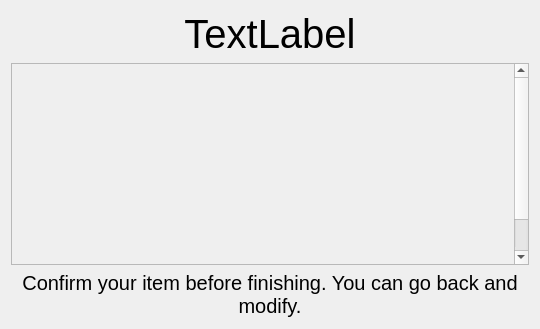
Qt form howdyCoder/ui/qtUiFiles/createDataSourceConfirmPage.ui (rmallow/howdyCoder) before a commit.
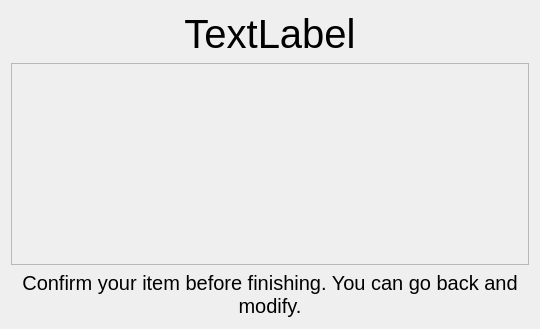
The same form after that commit.

Commit message: adding ui face for parameter page and moving key set to parameter page with changes, simplifying some back end logic for parameter page

The edit to the form file:
```diff
--- a/howdyCoder/ui/qtUiFiles/createDataSourceConfirmPage.ui
+++ b/howdyCoder/ui/qtUiFiles/createDataSourceConfirmPage.ui
@@ -40,8 +40,11 @@
      <property name="horizontalScrollBarPolicy">
       <enum>Qt::ScrollBarAlwaysOff</enum>
      </property>
+     <property name="sizeAdjustPolicy">
+      <enum>QAbstractScrollArea::AdjustToContents</enum>
+     </property>
      <property name="widgetResizable">
-      <bool>false</bool>
+      <bool>true</bool>
      </property>
      <widget class="QWidget" name="scrollAreaWidgetContents">
       <property name="geometry">
@@ -49,7 +52,7 @@
         <x>0</x>
         <y>0</y>
         <width>514</width>
-        <height>243</height>
+        <height>231</height>
        </rect>
       </property>
      </widget>
```
The commit also changes 37 other files.
